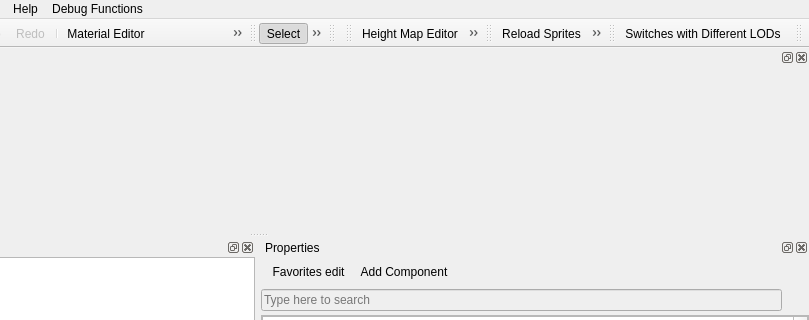
Qt form Tools/ResourceEditor/DataQt/mainwindow.ui (xaoctech/dava.engine) before a commit; both pictures show x 294 to 1103 and y 0 to 320 of the 1103 by 796 pixel window.
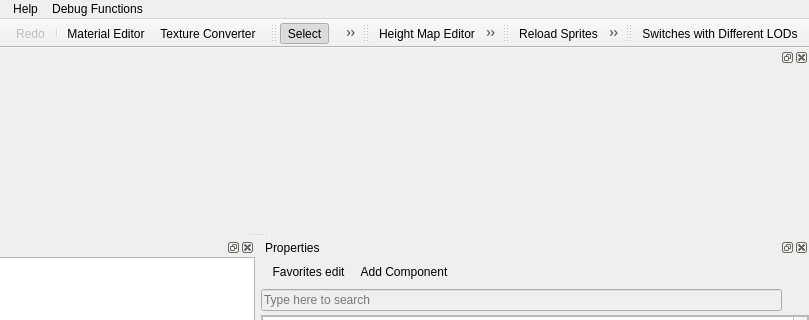
The same form after that commit. Icons and pictures are not drawn. Custom widgets are drawn as their Qt base class.

Commit message: [DF-4580] Heightmap delta tool dialog

What changed in the file:
```diff
--- a/Tools/ResourceEditor/DataQt/mainwindow.ui
+++ b/Tools/ResourceEditor/DataQt/mainwindow.ui
@@ -494,29 +494,6 @@
    <addaction name="actionManualModifMode"/>
    <addaction name="actionModifyReset"/>
   </widget>
-  <widget class="QToolBar" name="viewModeToolBar">
-   <property name="windowTitle">
-    <string>View Mode Toolbar</string>
-   </property>
-   <property name="movable">
-    <bool>true</bool>
-   </property>
-   <property name="allowedAreas">
-    <set>Qt::TopToolBarArea</set>
-   </property>
-   <property name="iconSize">
-    <size>
-     <width>16</width>
-     <height>16</height>
-    </size>
-   </property>
-   <attribute name="toolBarArea">
-    <enum>TopToolBarArea</enum>
-   </attribute>
-   <attribute name="toolBarBreak">
-    <bool>false</bool>
-   </attribute>
-  </widget>
   <widget class="StatusBar" name="statusBar"/>
   <widget class="QDockWidget" name="dockSceneInfo">
    <property name="enabled">
@@ -758,23 +735,6 @@
    </attribute>
    <addaction name="actionSwitchesWithDifferentLODs"/>
   </widget>
-  <widget class="QToolBar" name="heightDeltaToolBar">
-   <property name="windowTitle">
-    <string>toolBar</string>
-   </property>
-   <property name="iconSize">
-    <size>
-     <width>16</width>
-     <height>16</height>
-    </size>
-   </property>
-   <attribute name="toolBarArea">
-    <enum>TopToolBarArea</enum>
-   </attribute>
-   <attribute name="toolBarBreak">
-    <bool>false</bool>
-   </attribute>
-  </widget>
   <action name="actionNewScene">
    <property name="icon">
     <iconset resource="QtIcons.qrc">
```
Left out of the diff: 85 changed lines with no effect on the pictures. The commit also changes 7 other files.
